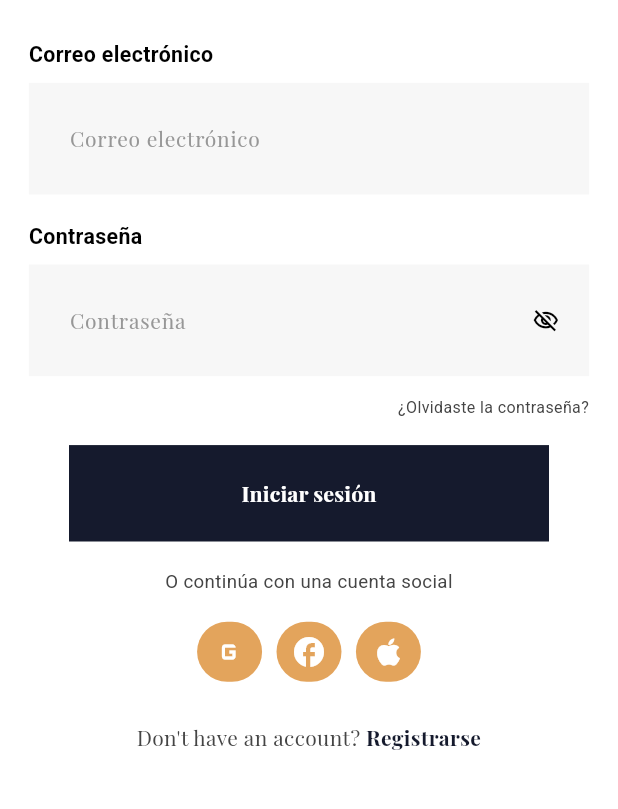
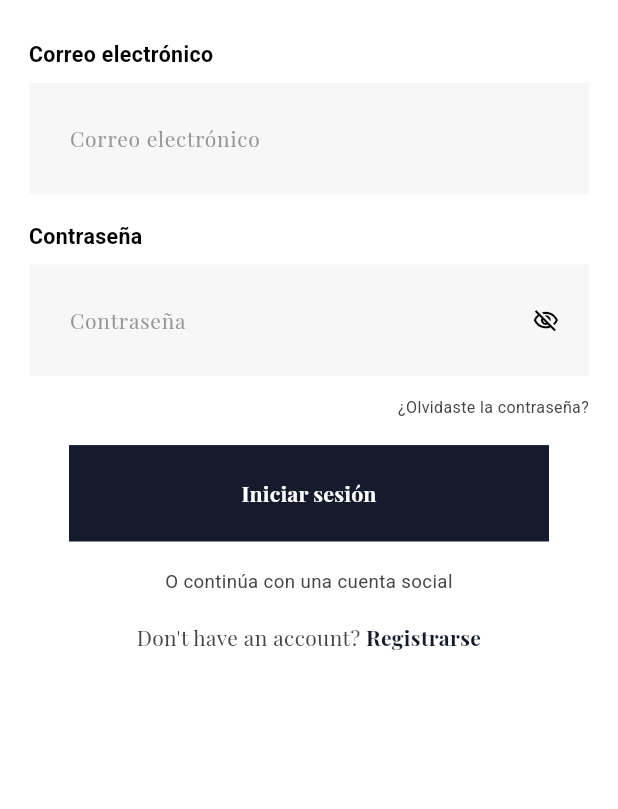
Before and after one commit to mehdisparktech/watch_store, a Flutter app: the screen it shows after launch, after a tap on "Inicia Sesión", on a phone screen of 412 x 824 dp, the part 250-1059 px from its top. Run offline on Flutter 3.47's test engine with Material 3 defaults, Android fonts, the phone set to English and light mode, and no system bars; our stand-ins replace cached_network_image, dio, emoji_picker_flutter, flutter_dotenv, flutter_html, flutter_local_notifications and 10 more; network calls fail.

Commit message:
feat(auth): update sign-in functionality and add social login options
- Increment build version in pubspec.yaml
- Update default email in sign_in_controller for debug mode
- Comment out form validation in sign_in_user method
- Add methods for Google, Facebook, and Apple sign-in in sign_in_controller
- Comment out social icon buttons in sign_in_screen and link to new sign-in methods

```diff
--- a/lib/features/auth/sign in/presentation/screen/sign_in_screen.dart
+++ b/lib/features/auth/sign in/presentation/screen/sign_in_screen.dart
@@ -112,17 +112,23 @@ class SignInScreen extends StatelessWidget {
                   20.height,
 
                   /// Social Icon Buttons here
-                  Row(
-                    mainAxisAlignment: MainAxisAlignment.center,
-                    children: [
-                      _buildSocialIconButton(Icons.g_mobiledata, () {}),
-                      10.width,
-                      _buildSocialIconButton(Icons.facebook, () {}),
-                      10.width,
-                      _buildSocialIconButton(Icons.apple, () {}),
-                    ],
-                  ),
-                  30.height,
+                  // Row(
+                  //   mainAxisAlignment: MainAxisAlignment.center,
+                  //   children: [
+                  //     _buildSocialIconButton(Icons.g_mobiledata, () {
+                  //       controller.signInWithGoogle();
+                  //     }),
+                  //     10.width,
+                  //     _buildSocialIconButton(Icons.facebook, () {
+                  //       controller.signInWithFacebook();
+                  //     }),
+                  //     10.width,
+                  //     _buildSocialIconButton(Icons.apple, () {
+                  //       controller.signInWithApple();
+                  //     }),
+                  //   ],
+                  // ),
+                  // 30.height,
 
                   /// Account Creating Instruction here
                   const DoNotHaveAccount(),
@@ -136,6 +142,7 @@ class SignInScreen extends StatelessWidget {
     );
   }
 
+  // ignore: unused_element
   Widget _buildSocialIconButton(IconData icon, VoidCallback onTap) {
     return Container(
       width: 45.w,
--- a/pubspec.yaml
+++ b/pubspec.yaml
@@ -16,7 +16,7 @@ publish_to: "none" # Remove this line if you wish to publish to pub.dev
 # https://developer.apple.com/library/archive/documentation/General/Reference/InfoPlistKeyReference/Articles/CoreFoundationKeys.html
 # In Windows, build-name is used as the major, minor, and patch parts
 # of the product and file versions while build-number is used as the build suffix.
-version: 1.0.0+3
+version: 1.0.0+5
 
 environment:
   sdk: ^3.7.2
```
Also changed, not shown: lib/features/auth/sign in/presentation/controller/sign_in_controller.dart (+20 -2 lines).
